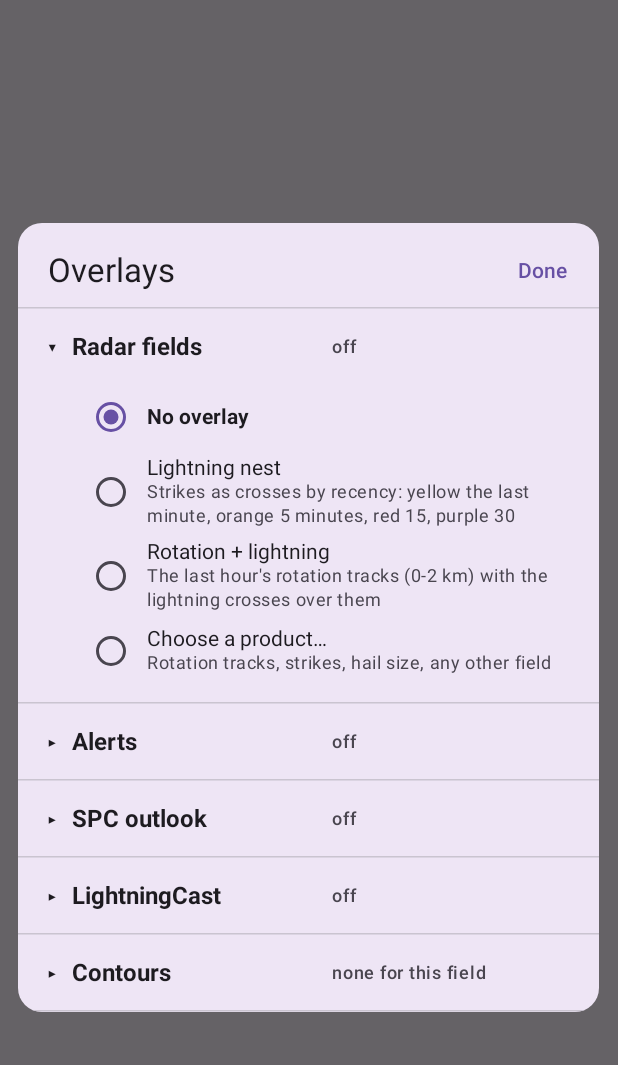
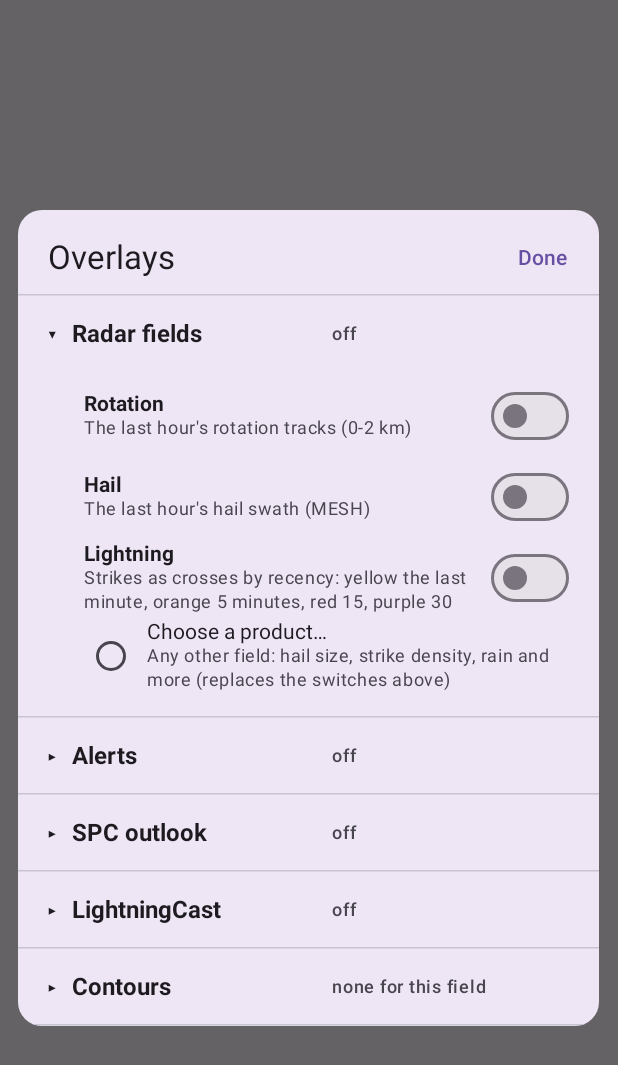
Before and after one commit to intelati26/simplemodelviewer, an Android app built with Jetpack Compose: the composable OverlayTreeDialog called with empty values, after a tap on an icon or button, on a phone screen of 412 x 824 dp. Shown: the top 1065 px of the screen. Run offline under Robolectric (Android 15) with nearby library versions, the phone set to English and light mode, and no system bars; network calls fail; pictures from the network do not load.

Commit message:
Overlays: switches for rotation, hail and lightning in any combination
Co-Authored-By: Claude Sonnet 5.5 <noreply@anthropic.com>

```diff
--- a/androidApp/src/main/kotlin/io/github/intelati26/simplemodelview/MrmsScreen.kt
+++ b/androidApp/src/main/kotlin/io/github/intelati26/simplemodelview/MrmsScreen.kt
@@ -257,8 +257,7 @@ internal fun MrmsScreen(vm: MrmsViewModel, onSpc: () -> Unit, onNbm: () -> Unit)
     }
     if (overlayTree) OverlayTreeDialog(
         layers = s.overlays, styles = s.overlayStyles,
-        onRadarNone = { vm.pickOverlay(null) }, onRadarNest = { vm.pickOverlayPreset(simplemodelview.OverlayPresets.LIGHTNING_NEST) },
-        onRadarRotationLightning = { vm.pickOverlayPreset(simplemodelview.OverlayPresets.ROTATION_LIGHTNING) },
+        onRadarNone = { vm.pickOverlay(null) }, onRadarCombo = vm::pickOverlayCombo,
         onRadarProduct = { overlayPicker = true }, onThreshold = vm::setOverlayThreshold,
         alertKinds = s.alertKinds, alertsAsOf = s.alertsAsOf, alertNote = s.alertNote, newestOnly = s.index != s.files.lastIndex, onAlertKinds = vm::setAlertKinds,
         outlook = outlookState, valid = s.file?.validTime, onOutlook = { AppContainer.outlook.setType(it) },
--- a/androidApp/src/main/kotlin/io/github/intelati26/simplemodelview/MrmsViewModel.kt
+++ b/androidApp/src/main/kotlin/io/github/intelati26/simplemodelview/MrmsViewModel.kt
@@ -403,6 +403,12 @@ class MrmsViewModel(app: Application) : AndroidViewModel(app) {
     fun pickOverlay(picked: MrmsProduct?) {
         val layers = picked?.let { withSavedLevel(it) }?.let { listOf(OverlayLayer(it, overlayIndexFor(it))) } ?: emptyList()
         setOverlays(layers)
+    }
+
+    /** Any mix of rotation, hail and lightning (none: no overlay). */
+    fun pickOverlayCombo(rotation: Boolean, hail: Boolean, lightning: Boolean) {
+        val specs = OverlayPresets.combo(rotation, hail, lightning)
+        if (specs.isEmpty()) pickOverlay(null) else setOverlays(layersFrom(specs))
     }
 
     /** A ready-made stack, such as the lightning nest (strikes of the last 30 min / 5 min / 1 min at 20 / 50 / 100 % opacity). */
--- a/androidApp/src/main/kotlin/io/github/intelati26/simplemodelview/OverlayTree.kt
+++ b/androidApp/src/main/kotlin/io/github/intelati26/simplemodelview/OverlayTree.kt
@@ -41,6 +41,7 @@ import androidx.compose.ui.window.Dialog
 import androidx.compose.ui.window.DialogProperties
 import simplemodelview.AlertKind
 import simplemodelview.OverlayLayer
+import simplemodelview.OverlayPresets
 import simplemodelview.OutlookType
 import simplemodelview.Stop
 import simplemodelview.Style
@@ -73,7 +74,7 @@ internal fun overlaySummary(
 @OptIn(ExperimentalLayoutApi::class)
 @Composable
 internal fun OverlayTreeDialog(
-    layers: List<OverlayLayer>, styles: List<Style>, onRadarNone: () -> Unit, onRadarNest: () -> Unit, onRadarRotationLightning: () -> Unit, onRadarProduct: () -> Unit, onThreshold: (Int) -> Unit,
+    layers: List<OverlayLayer>, styles: List<Style>, onRadarNone: () -> Unit, onRadarCombo: (Boolean, Boolean, Boolean) -> Unit, onRadarProduct: () -> Unit, onThreshold: (Int) -> Unit,
     alertKinds: Set<AlertKind>, alertsAsOf: Long?, alertNote: String?, newestOnly: Boolean, onAlertKinds: (Set<AlertKind>) -> Unit,
     outlook: OutlookState, valid: Long?, onOutlook: (OutlookType?) -> Unit,
     lightning: LightningState, onLightning: (Boolean) -> Unit,
@@ -95,10 +96,32 @@ internal fun OverlayTreeDialog(
                     // radar fields
                     TreeNode("Radar fields", if (layers.isEmpty()) "off" else overlayName(layers), "radar" in open, { toggle("radar") }) {
                         val current = overlayName(layers)
-                        Choice("No overlay", null, layers.isEmpty(), onRadarNone)
-                        Choice("Lightning nest", "Strikes as crosses by recency: yellow the last minute, orange 5 minutes, red 15, purple 30", current == "Lightning nest", onRadarNest)
-                        Choice("Rotation + lightning", "The last hour's rotation tracks (0-2 km) with the lightning crosses over them", current == "Rotation + lightning", onRadarRotationLightning)
-                        Choice("Choose a product…", "Rotation tracks, strikes, hail size, any other field", layers.isNotEmpty() && current != "Lightning nest" && current != "Rotation + lightning", onRadarProduct)
+                        val ids = layers.map { it.product.id }
+                        val combo = OverlayPresets.comboOf(ids)
+                        val (rotation, hail, lightningOn) = combo ?: Triple(false, false, false)
+                        Row(Modifier.fillMaxWidth().padding(end = 12.dp, top = 6.dp), verticalAlignment = Alignment.CenterVertically) {
+                            Column(Modifier.weight(1f)) {
+                                Text("Rotation", fontWeight = FontWeight.Bold)
+                                Text("The last hour's rotation tracks (0-2 km)", style = MaterialTheme.typography.bodySmall, color = MaterialTheme.colorScheme.onSurfaceVariant)
+                            }
+                            Switch(checked = rotation, onCheckedChange = { onRadarCombo(it, hail, lightningOn) })
+                        }
+                        Row(Modifier.fillMaxWidth().padding(end = 12.dp, top = 6.dp), verticalAlignment = Alignment.CenterVertically) {
+                            Column(Modifier.weight(1f)) {
+                                Text("Hail", fontWeight = FontWeight.Bold)
+                                Text("The last hour's hail swath (MESH)", style = MaterialTheme.typography.bodySmall, color = MaterialTheme.colorScheme.onSurfaceVariant)
+                            }
+                            Switch(checked = hail, onCheckedChange = { onRadarCombo(rotation, it, lightningOn) })
+                        }
+                        Row(Modifier.fillMaxWidth().padding(end = 12.dp, top = 6.dp), verticalAlignment = Alignment.CenterVertically) {
+                            Column(Modifier.weight(1f)) {
+                                Text("Lightning", fontWeight = FontWeight.Bold)
+                                Text("Strikes as crosses by recency: yellow the last minute, orange 5 minutes, red 15, purple 30", style = MaterialTheme.typography.bodySmall, color = MaterialTheme.colorScheme.onSurfaceVariant)
+                            }
+                            Switch(checked = lightningOn, onCheckedChange = { onRadarCombo(rotation, hail, it) })
+                        }
+                        if (layers.isNotEmpty() && combo == null) Choice("No overlay", null, false, onRadarNone)
+                        Choice("Choose a product…", "Any other field: hail size, strike density, rain and more (replaces the switches above)", layers.isNotEmpty() && combo == null, onRadarProduct)
                         val style = styles.singleOrNull()
                         if (layers.size == 1 && style != null) {
                             val choices = overlayThresholdChoices(style)
--- a/shared/src/commonMain/kotlin/simplemodelview/MrmsOverlay.kt
+++ b/shared/src/commonMain/kotlin/simplemodelview/MrmsOverlay.kt
@@ -53,6 +53,23 @@ object OverlayPresets {
     /** The last hour's rotation tracks (0-2 km, wxqt's swath style) under the lightning nest. */
     val rotationLightning = listOf(OverlaySpec("RotationTrack60min_00.50", index = -1, opacity = 1.0)) + lightningNest
 
+    private val rotationTrack = OverlaySpec("RotationTrack60min_00.50", index = -1, opacity = 1.0)
+    private val hailSwath = OverlaySpec("MESH_Max_60min_00.50", index = -1, opacity = 1.0)
+
+    /** Any mix of the last hour's hail swath, rotation tracks and the lightning nest, drawn in that order (the strikes on top). */
+    fun combo(rotation: Boolean, hail: Boolean, lightning: Boolean): List<OverlaySpec> = buildList {
+        if (hail) add(hailSwath)
+        if (rotation) add(rotationTrack)
+        if (lightning) addAll(lightningNest)
+    }
+
+    /** Which of (rotation, hail, lightning) a stack of product ids is, or null when it is something else. */
+    fun comboOf(ids: List<String>): Triple<Boolean, Boolean, Boolean>? {
+        for (r in listOf(false, true)) for (h in listOf(false, true)) for (l in listOf(false, true))
+            if (ids.isNotEmpty() && combo(r, h, l).map { it.id } == ids) return Triple(r, h, l)
+        return null
+    }
+
     fun specs(name: String): List<OverlaySpec>? = when (name) { LIGHTNING_NEST -> lightningNest; ROTATION_LIGHTNING -> rotationLightning; else -> null }
 }
 
@@ -60,7 +77,9 @@ object OverlayPresets {
 fun overlayName(layers: List<OverlayLayer>): String = when {
     layers.isEmpty() -> ""
     layers.map { it.product.id } == OverlayPresets.lightningNest.map { it.id } -> "Lightning nest"
-    layers.map { it.product.id } == OverlayPresets.rotationLightning.map { it.id } -> "Rotation + lightning"
+    layers.size > 1 && OverlayPresets.comboOf(layers.map { it.product.id }) != null -> OverlayPresets.comboOf(layers.map { it.product.id })!!.let { (r, h, l) ->
+        listOfNotNull(if (r) "Rotation" else null, if (h) "Hail" else null, if (l) "Lightning" else null).mapIndexed { i, p -> if (i == 0) p else p.lowercase() }.joinToString(" + ")
+    }
     else -> layers.joinToString(" + ") { it.product.displayTitle }
 }
 
```
Also changed, not shown: 1 other file.
